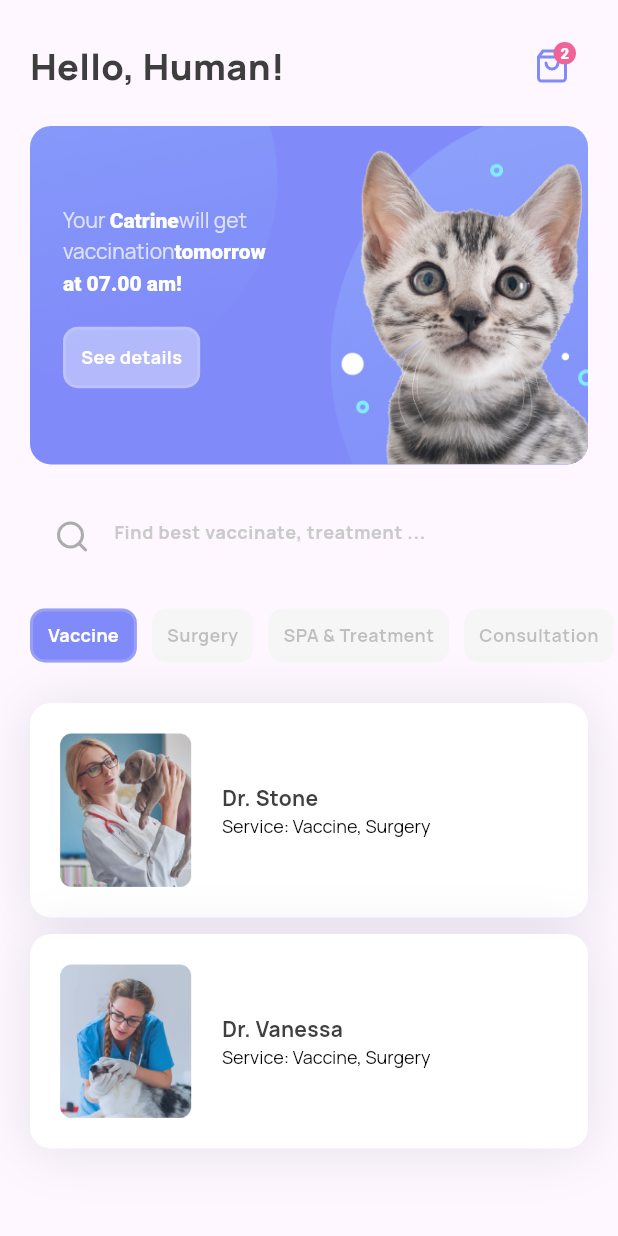
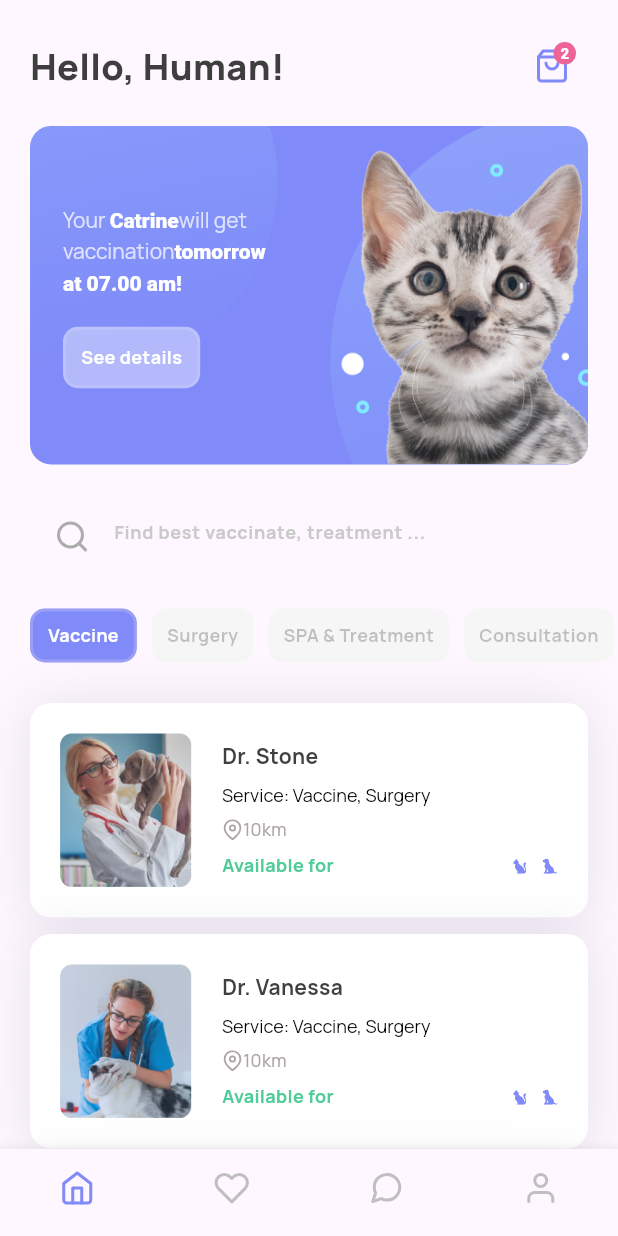
Before and after one commit to tomihartanto/healthypet, a Flutter app: the screen it shows after launch, on a phone screen of 412 x 824 dp. Run offline on Flutter 3.47's test engine with Material 3 defaults, Android fonts, the phone set to English and light mode, and no system bars; our stand-ins replace feather_icons, flutter_svg, google_fonts.

Commit message:
update code

```diff
--- a/lib/models/doctor_model.dart
+++ b/lib/models/doctor_model.dart
@@ -23,5 +23,10 @@ var doctors = [
       name: "Dr. Vanessa ",
       image: "Dr. Vanessa.jpg",
       services: [Service.vaccine, Service.surgery],
+      distance: 10),
+  DoctorModel(
+      name: "Dr. Vanessa ",
+      image: "Dr. Vanessa.jpg",
+      services: [Service.vaccine, Service.surgery],
       distance: 10)
 ];
--- a/lib/screens/home_screen.dart
+++ b/lib/screens/home_screen.dart
@@ -1,11 +1,19 @@
 import 'package:feather_icons/feather_icons.dart';
 import 'package:flutter/material.dart';
 import 'package:flutter/services.dart';
+import 'package:flutter_svg/flutter_svg.dart';
 import 'package:google_fonts/google_fonts.dart';
 import 'package:healthypet/models/doctor_model.dart';
 import 'package:healthypet/models/service_model.dart';
 
 var selectedService = 0;
+
+var menus = [
+  FeatherIcons.home,
+  FeatherIcons.heart,
+  FeatherIcons.messageCircle,
+  FeatherIcons.user
+];
 
 class HomeScreen extends StatelessWidget {
   const HomeScreen({super.key});
@@ -15,7 +23,9 @@ class HomeScreen extends StatelessWidget {
     SystemChrome.setSystemUIOverlayStyle(SystemUiOverlayStyle.light);
 
     return Scaffold(
+      bottomNavigationBar: bottomNavigationBar(),
       body: SafeArea(
+          child: SingleChildScrollView(
         child: Column(
           children: [
             const SizedBox(
@@ -39,9 +49,22 @@ class HomeScreen extends StatelessWidget {
             ),
             _doctors()
           ],
+        ),
       )),
     );
   }
+
+  BottomNavigationBar bottomNavigationBar() => BottomNavigationBar(
+        selectedItemColor: const Color(0xFF818AF9),
+        type: BottomNavigationBarType.fixed,
+        items: menus
+            .map((e) =>
+                BottomNavigationBarItem(icon: Icon(e), label: e.toString()))
+            .toList(),
+        showSelectedLabels: false,
+        showUnselectedLabels: false,
+        unselectedItemColor: const Color(0xFFBFBFBF),
+      );
 
   ListView _doctors() {
     return ListView.separated(
@@ -81,7 +104,9 @@ class HomeScreen extends StatelessWidget {
           const SizedBox(
             width: 20,
           ),
-          Column(
+          Flexible(
+            fit: FlexFit.tight,
+            child: Column(
               crossAxisAlignment: CrossAxisAlignment.start,
               children: [
                 Text(
@@ -92,14 +117,55 @@ class HomeScreen extends StatelessWidget {
                       color: const Color(0xFF3F3F3F)),
                 ),
                 const SizedBox(
-                width: 7,
+                  height: 7,
                 ),
                 RichText(
                     text: TextSpan(
                         text: "Service: ${doctorModel.services.join(', ')}",
                         style: GoogleFonts.manrope(
-                          fontSize: 12, color: Colors.black)))
+                            fontSize: 12, color: Colors.black))),
+                const SizedBox(
+                  height: 7,
+                ),
+                Row(
+                  children: [
+                    const Icon(
+                      FeatherIcons.mapPin,
+                      size: 14,
+                      color: Color(0xFFACA3A3),
+                    ),
+                    const SizedBox(
+                      height: 7,
+                    ),
+                    Text(
+                      "${doctorModel.distance}km",
+                      style: GoogleFonts.manrope(
+                          fontSize: 12, color: const Color(0xFFACA3A3)),
+                    )
                   ],
+                ),
+                const SizedBox(
+                  height: 7,
+                ),
+                Row(
+                  children: [
+                    Text(
+                      "Available for",
+                      style: GoogleFonts.manrope(
+                          color: const Color(0xFF50CC98),
+                          fontWeight: FontWeight.bold,
+                          fontSize: 12),
+                    ),
+                    const Spacer(),
+                    SvgPicture.asset('assets/svgs/cat.svg'),
+                    const SizedBox(
+                      width: 10,
+                    ),
+                    SvgPicture.asset('assets/svgs/dog.svg')
+                  ],
+                ),
+              ],
+            ),
           )
         ],
       ),
--- a/lib/screens/splash_screen.dart
+++ b/lib/screens/splash_screen.dart
@@ -13,7 +13,7 @@ class SplashScreen extends StatelessWidget {
     Future.delayed(const Duration(seconds: 3)).then((value) {
       Navigator.of(context).pushAndRemoveUntil(
           MaterialPageRoute(
-            builder: (context) => const HomeScreen(),
+            builder: (context) => HomeScreen(),
           ),
           (route) => false);
     });
```
Also changed, not shown: assets/svgs/cat.svg (added), assets/svgs/dog.svg (added). Lines whose indentation alone changed are shown as unchanged.
